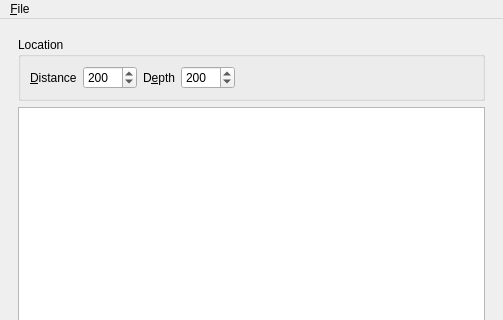
Above: mainwindow/mainwindow.ui from edvelezg/viper-sugui before the change; both pictures show x 0 to 503 and y 0 to 320 of the 503 by 460 pixel window. Below: the same form after it.
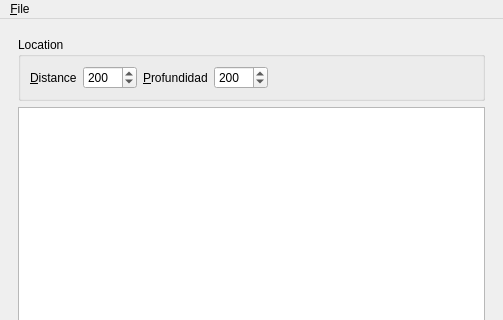
That is the form after the change.

```diff
--- a/mainwindow/mainwindow.ui
+++ b/mainwindow/mainwindow.ui
@@ -55,7 +55,7 @@
              <item>
               <widget class="QLabel" name="label_2" >
                <property name="text" >
-                <string>D&amp;epth</string>
+                <string>&amp;Profundidad</string>
                </property>
                <property name="buddy" >
                 <cstring>spinBox_2</cstring>
```
